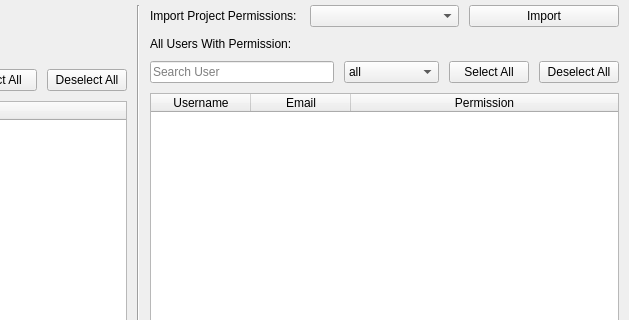
Qt form mslib/msui/ui/ui_mscolab_admin_window.ui (Open-MSS/MSS) before a commit; both pictures show x 353 to 982 and y 0 to 320 of the 982 by 756 pixel window.
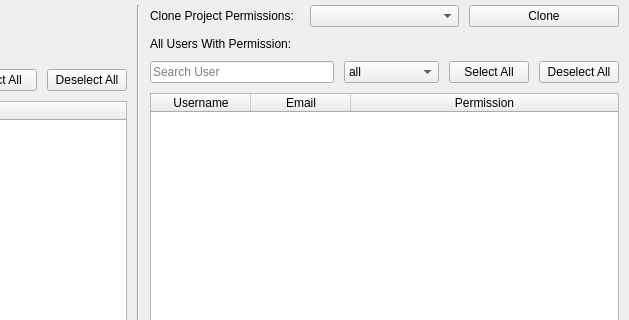
The same form after that commit.

Commit message: fixed title of fetch dialog and change import permissions to clone permissions

Patch:
```diff
--- a/mslib/msui/ui/ui_mscolab_admin_window.ui
+++ b/mslib/msui/ui/ui_mscolab_admin_window.ui
@@ -192,7 +192,7 @@
           <item>
            <widget class="QLabel" name="label_3">
             <property name="text">
-             <string>Import Project Permissions:</string>
+             <string>Clone Project Permissions:</string>
             </property>
            </widget>
           </item>
@@ -205,7 +205,7 @@
              <string>Import permissions from another project</string>
             </property>
             <property name="text">
-             <string>Import</string>
+             <string>Clone</string>
             </property>
            </widget>
           </item>
```
The commit also changes 2 other files.
